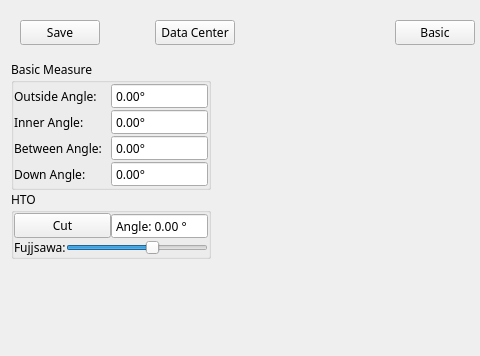
Before: the Qt Designer form PlanWidget.ui in lihouxing-sjtu/MedKnee2D, drawn with Qt 5; both pictures show x 0 to 480 and y 0 to 356 of the 1139 by 776 pixel window.
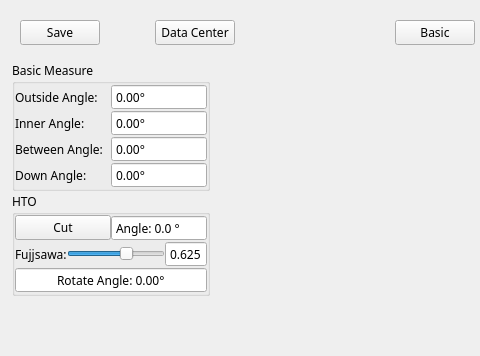
After: the same form once the commit is applied. Custom widgets are drawn as their Qt base class.

Commit message: add more functions in linewidget and finish hto planning including rotation and fujisawa proportion adjustment

Diff of the .ui file:
```diff
--- a/PlanWidget.ui
+++ b/PlanWidget.ui
@@ -142,19 +142,19 @@
        </property>
        <layout class="QGridLayout" name="gridLayout_4">
         <property name="leftMargin">
-         <number>0</number>
+         <number>1</number>
         </property>
         <property name="topMargin">
-         <number>0</number>
+         <number>1</number>
         </property>
         <property name="rightMargin">
-         <number>0</number>
+         <number>1</number>
         </property>
         <property name="bottomMargin">
-         <number>0</number>
+         <number>1</number>
         </property>
         <property name="spacing">
-         <number>0</number>
+         <number>1</number>
         </property>
         <item row="2" column="0">
          <spacer name="verticalSpacer">
@@ -344,6 +344,9 @@
                <property name="text">
                 <string>Cut</string>
                </property>
+               <property name="checkable">
+                <bool>true</bool>
+               </property>
               </widget>
              </item>
              <item>
@@ -360,6 +363,9 @@
                <property name="suffix">
                 <string> °</string>
                </property>
+               <property name="decimals">
+                <number>1</number>
+               </property>
                <property name="maximum">
                 <double>180.000000000000000</double>
                </property>
@@ -367,6 +373,19 @@
              </item>
             </layout>
            </item>
+           <item row="3" column="0">
+            <spacer name="verticalSpacer_2">
+             <property name="orientation">
+              <enum>Qt::Vertical</enum>
+             </property>
+             <property name="sizeHint" stdset="0">
+              <size>
+               <width>20</width>
+               <height>10</height>
+              </size>
+             </property>
+            </spacer>
+           </item>
            <item row="1" column="0">
             <layout class="QHBoxLayout" name="horizontalLayout_6">
              <item>
@@ -381,6 +400,9 @@
                <property name="maximum">
                 <number>1000</number>
                </property>
+               <property name="pageStep">
+                <number>1</number>
+               </property>
                <property name="value">
                 <number>625</number>
                </property>
@@ -389,23 +411,70 @@
                </property>
               </widget>
              </item>
+             <item>
+              <widget class="QDoubleSpinBox" name="FujisawaPositionSpinBox">
+               <property name="alignment">
+                <set>Qt::AlignCenter</set>
+               </property>
+               <property name="readOnly">
+                <bool>true</bool>
+               </property>
+               <property name="buttonSymbols">
+                <enum>QAbstractSpinBox::NoButtons</enum>
+               </property>
+               <property name="decimals">
+                <number>3</number>
+               </property>
+               <property name="maximum">
+                <double>1.000000000000000</double>
+               </property>
+               <property name="singleStep">
+                <double>0.050000000000000</double>
+               </property>
+               <property name="value">
+                <double>0.625000000000000</double>
+               </property>
+              </widget>
+             </item>
             </layout>
            </item>
            <item row="2" column="0">
-            <spacer name="verticalSpacer_2">
+            <widget class="QDoubleSpinBox" name="RotateAngleSpinBox">
+             <property name="alignment">
+              <set>Qt::AlignCenter</set>
+             </property>
+             <property name="readOnly">
+              <bool>true</bool>
+             </property>
+             <property name="buttonSymbols">
+              <enum>QAbstractSpinBox::NoButtons</enum>
+             </property>
+             <property name="prefix">
+              <string>Rotate Angle: </string>
+             </property>
+             <property name="suffix">
+              <string>°</string>
+             </property>
+             <property name="maximum">
+              <double>180.000000000000000</double>
+             </property>
+            </widget>
+           </item>
+          </layout>
+         </widget>
+        </item>
+        <item row="2" column="0">
+         <spacer name="verticalSpacer">
              <property name="orientation">
               <enum>Qt::Vertical</enum>
              </property>
              <property name="sizeHint" stdset="0">
               <size>
                <width>20</width>
-               <height>10</height>
+            <height>529</height>
               </size>
              </property>
             </spacer>
-           </item>
-          </layout>
-         </widget>
         </item>
        </layout>
       </widget>
```
Left out of the diff: 13 changed lines with no effect on the pictures. Lines whose indentation alone changed are shown as unchanged. The commit also changes 5 other files.
